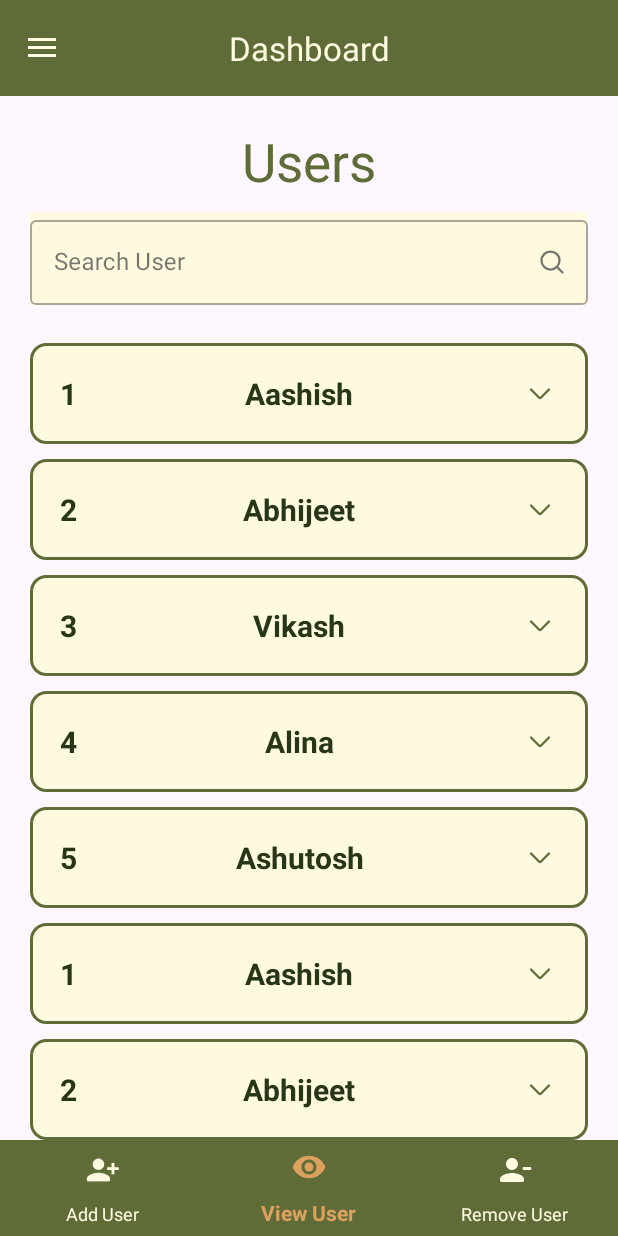
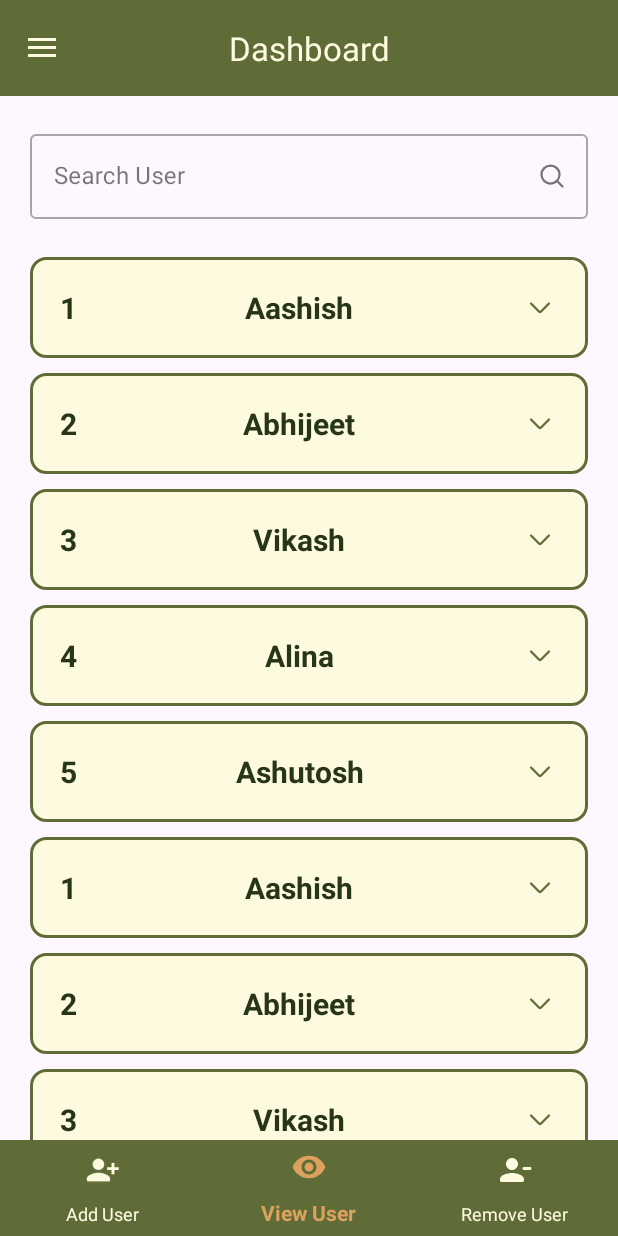
Before and after one commit to strikleApp/KoteManagementAndroid, an Android app: the fragment UsersActivity placed in its activity, item 2 of the bottom bar chosen, on a phone screen of 412 x 824 dp. Run offline under Robolectric (Android 15) with nearby library versions, the light colour scheme and no system bars; our stand-ins replace CircleImageView, sdp/ssp sizes.

Commit message:
fixed some UI

```diff
--- a/app/src/main/java/com/android/kotemanagement/activities/HomeActivity.java
+++ b/app/src/main/java/com/android/kotemanagement/activities/HomeActivity.java
@@ -47,7 +47,6 @@ public class HomeActivity extends AppCompatActivity {
         });
     toolbar = (Toolbar) findViewById(R.id.toolbar);
     setSupportActionBar(toolbar);
-   //aashish bhadwa h?
     drawerLayout = findViewById(R.id.dlSideMenu);
     actionBarDrawerToggle =
         new ActionBarDrawerToggle(this, drawerLayout, toolbar, R.string.open, R.string.close);
--- a/app/src/main/java/com/android/kotemanagement/activities/LoginActivity.java
+++ b/app/src/main/java/com/android/kotemanagement/activities/LoginActivity.java
@@ -50,13 +50,13 @@ public class LoginActivity extends AppCompatActivity {
             }
         });
 
-//        btnLoginButton = findViewById(R.id.btnLoginBtn);
-//        btnLoginButton.setOnClickListener(new View.OnClickListener() {
-//            @Override
-//            public void onClick(View v) {
-//                startActivity(new Intent(LoginActivity.this, HomeActivity.class));
-//                finish();
-//            }
-//        });
+        btnLoginButton = findViewById(R.id.btnLoginBtn);
+        btnLoginButton.setOnClickListener(new View.OnClickListener() {
+            @Override
+            public void onClick(View v) {
+                startActivity(new Intent(LoginActivity.this, HomeActivity.class));
+                finish();
+            }
+        });
     }
 }
--- a/app/src/main/java/com/android/kotemanagement/fragments/users/UsersActivity.java
+++ b/app/src/main/java/com/android/kotemanagement/fragments/users/UsersActivity.java
@@ -24,6 +24,9 @@ public class UsersActivity extends Fragment
   private final Fragment viewUserFragment = new ViewUserFragment ();
   private final Fragment addUserFragment = new AddUserFragment();
   private final Fragment deleteUserFragment = new DeleteUserFragment();
+  private static final int MENU_ADD_USER = R.id.add_user;
+  private static final int MENU_VIEW_USER = R.id.view_user;
+  private static final int MENU_DELETE_USER = R.id.delete_user;
 
   @Nullable
   @Override
@@ -32,59 +35,56 @@ public class UsersActivity extends Fragment
           @Nullable ViewGroup container,
           @Nullable Bundle savedInstanceState) {
     View view = inflater.inflate(R.layout.activity_user, container, false);
+
     bottomNavigationView = view.findViewById(R.id.bnvBottomNavBar);
     bottomNavigationView.setOnNavigationItemSelectedListener(this);
-    bottomNavigationView.setSelectedItemId(R.id.add_user);
 
+    if (savedInstanceState == null) {
+      // Initialize all fragments and hide the others
       FragmentManager fm = getChildFragmentManager();
       FragmentTransaction ft = fm.beginTransaction();
-      ft.add(R.id.flFragment, viewUserFragment);
-      ft.commit();
+      ft.add(R.id.flFragment, viewUserFragment, "viewUserFragment")
+              .add(R.id.flFragment, addUserFragment, "addUserFragment")
+              .add(R.id.flFragment, deleteUserFragment, "deleteUserFragment")
+              .hide(viewUserFragment)
+              .hide(deleteUserFragment)
+              .commit();
 
-//    if (savedInstanceState == null) {
-//      getChildFragmentManager().beginTransaction()
-//              .add(R.id.flFragment, addUserFragment, "addUserFragment")
-//              .add(R.id.flFragment, viewUserFragment, "viewUserFragment")
-//              .add(R.id.flFragment, deleteUserFragment, "deleteUserFragment")
-//              .hide(viewUserFragment)
-//              .hide(deleteUserFragment)
-//              .commit();
-//    }
+      // Set the default fragment (e.g., AddUserFragment)
+      bottomNavigationView.setSelectedItemId(R.id.add_user);
+      showFragment(addUserFragment);
+    }
 
     return view;
   }
 
   @Override
   public boolean onNavigationItemSelected(@NonNull MenuItem item) {
+    int itemId = item.getItemId();
 
-    if (item.getItemId() == R.id.add_user) {
+    if (itemId == MENU_ADD_USER) {
       showFragment(addUserFragment);
       return true;
-    } else if (item.getItemId() == R.id.view_user) {
+    } else if (itemId == MENU_VIEW_USER) {
       showFragment(viewUserFragment);
       return true;
-    } else if (item.getItemId() == R.id.delete_user) {
+    } else if (itemId == MENU_DELETE_USER) {
       showFragment(deleteUserFragment);
       return true;
     }
-
-
 
     return false;
   }
 
   private void showFragment(Fragment fragment) {
     FragmentTransaction transaction = getChildFragmentManager().beginTransaction();
-    if (fragment == addUserFragment) {
+
+    // Hide all fragments first
+    transaction.hide(addUserFragment);
     transaction.hide(viewUserFragment);
     transaction.hide(deleteUserFragment);
-    } else if (fragment == viewUserFragment) {
-      transaction.hide(addUserFragment);
-      transaction.hide(deleteUserFragment);
-    } else if (fragment == deleteUserFragment) {
-      transaction.hide(addUserFragment);
-      transaction.hide(viewUserFragment);
-    }
+
+    // Show the selected fragment
     transaction.show(fragment).commit();
   }
 }
--- a/app/src/main/res/layout/fragment_delete_user.xml
+++ b/app/src/main/res/layout/fragment_delete_user.xml
@@ -32,7 +32,7 @@
         android:layout_marginTop="10dp"
         android:hint="@string/enter_user_id"
         app:endIconDrawable="@drawable/search"
-        android:background="@color/cardColor"
+
         app:endIconMode="custom"
         app:layout_constraintEnd_toEndOf="parent"
         app:layout_constraintStart_toStartOf="parent"
@@ -40,6 +40,8 @@
 
         <com.google.android.material.textfield.TextInputEditText
             android:id="@+id/etSearchUser"
+
+
             android:layout_width="match_parent"
             android:layout_height="wrap_content"
             android:inputType="text" />
--- a/app/src/main/res/layout/fragment_view_user.xml
+++ b/app/src/main/res/layout/fragment_view_user.xml
@@ -10,17 +10,17 @@
 
     <!-- BODY -->
 
-    <TextView
-        android:id="@+id/tvTitle"
-        android:layout_width="wrap_content"
-        android:layout_height="wrap_content"
-        android:layout_marginTop="10dp"
-        android:text="@string/view_user_title"
-        android:textColor="@color/primaryColor"
-        android:textSize="35sp"
-        app:layout_constraintEnd_toEndOf="parent"
-        app:layout_constraintStart_toStartOf="parent"
-        app:layout_constraintTop_toTopOf="parent" />
+    <!--    <TextView-->
+    <!--        android:id="@+id/tvTitle"-->
+    <!--        android:layout_width="wrap_content"-->
+    <!--        android:layout_height="wrap_content"-->
+    <!--        android:layout_marginTop="10dp"-->
+    <!--        android:text="@string/view_user_title"-->
+    <!--        android:textColor="@color/primaryColor"-->
+    <!--        android:textSize="35sp"-->
+    <!--        app:layout_constraintEnd_toEndOf="parent"-->
+    <!--        app:layout_constraintStart_toStartOf="parent"-->
+    <!--        app:layout_constraintTop_toTopOf="parent" />-->
 
     <com.google.android.material.textfield.TextInputLayout
         android:id="@+id/tlSearchUser"
@@ -28,14 +28,13 @@
         android:layout_width="match_parent"
         android:layout_height="wrap_content"
         android:layout_marginTop="10dp"
-        android:background="@color/cardColor"
+
         android:hint="@string/search_user"
         app:endIconDrawable="@drawable/search"
         app:endIconMode="custom"
         app:layout_constraintEnd_toEndOf="parent"
         app:layout_constraintStart_toStartOf="parent"
-
-        app:layout_constraintTop_toBottomOf="@id/tvTitle">
+        app:layout_constraintTop_toTopOf="parent">
 
         <com.google.android.material.textfield.TextInputEditText
             android:id="@+id/etSearchUser"
--- a/app/src/main/res/layout/view_user_list_item_layout.xml
+++ b/app/src/main/res/layout/view_user_list_item_layout.xml
@@ -22,12 +22,13 @@
             android:id="@+id/tvNameText"
             android:layout_width="wrap_content"
             android:layout_height="wrap_content"
+            android:layout_marginTop="15dp"
             android:text="Name: "
             android:textColor="@color/textColor"
-            android:textSize="20sp"
+            android:textSize="18sp"
             android:textStyle="bold"
             app:layout_constraintStart_toStartOf="@id/tvDateOfJoinText"
-            app:layout_constraintTop_toTopOf="parent" />
+            app:layout_constraintTop_toBottomOf="@id/civSoldiers" />
 
 
         <TextView
@@ -36,7 +37,7 @@
             android:layout_height="wrap_content"
             android:text="ID: "
             android:textColor="@color/textColor"
-            android:textSize="20sp"
+            android:textSize="18sp"
             android:textStyle="bold"
             app:layout_constraintStart_toStartOf="@id/tvDateOfJoinText"
             app:layout_constraintTop_toBottomOf="@id/tvNameText" />
@@ -47,7 +48,7 @@
             android:layout_height="wrap_content"
             android:text="Rank: "
             android:textColor="@color/textColor"
-            android:textSize="20sp"
+            android:textSize="18sp"
             android:textStyle="bold"
             app:layout_constraintStart_toStartOf="@id/tvDateOfJoinText"
             app:layout_constraintTop_toBottomOf="@id/tvIDText" />
@@ -59,7 +60,7 @@
             android:layout_marginEnd="2dp"
             android:text="Date of Joining: "
             android:textColor="@color/textColor"
-            android:textSize="20sp"
+            android:textSize="18sp"
             android:textStyle="bold"
             app:layout_constraintBottom_toBottomOf="parent"
             app:layout_constraintStart_toStartOf="parent"
@@ -67,6 +68,20 @@
 
 
         <!--    VARIABLES-->
+
+        <de.hdodenhof.circleimageview.CircleImageView
+            android:id="@+id/civSoldiers"
+            android:layout_width="@dimen/_80sdp"
+            android:layout_height="@dimen/_80sdp"
+
+            android:src="@drawable/soldierimage"
+            app:layout_constraintBottom_toTopOf="@id/tvNameText"
+            app:layout_constraintEnd_toEndOf="parent"
+            app:layout_constraintStart_toStartOf="parent"
+            app:layout_constraintTop_toTopOf="parent"
+
+            />
+
 
         <TextView
             android:id="@+id/tvName"
@@ -179,4 +194,6 @@
 
 
     </androidx.constraintlayout.widget.ConstraintLayout>
+
+
 </androidx.constraintlayout.widget.ConstraintLayout>
--- a/gradle/libs.versions.toml
+++ b/gradle/libs.versions.toml
@@ -1,5 +1,5 @@
 [versions]
-agp = "8.5.2"
+agp = "8.6.0"
 circleimageview = "3.1.0"
 design = "28.0.0"
 designVersion = "28.0.0"
```
Also changed, not shown: app/src/main/java/com/android/kotemanagement/activities/AddUsersActivity.java (+23 -23 lines). Lines whose indentation alone changed are shown as unchanged.
